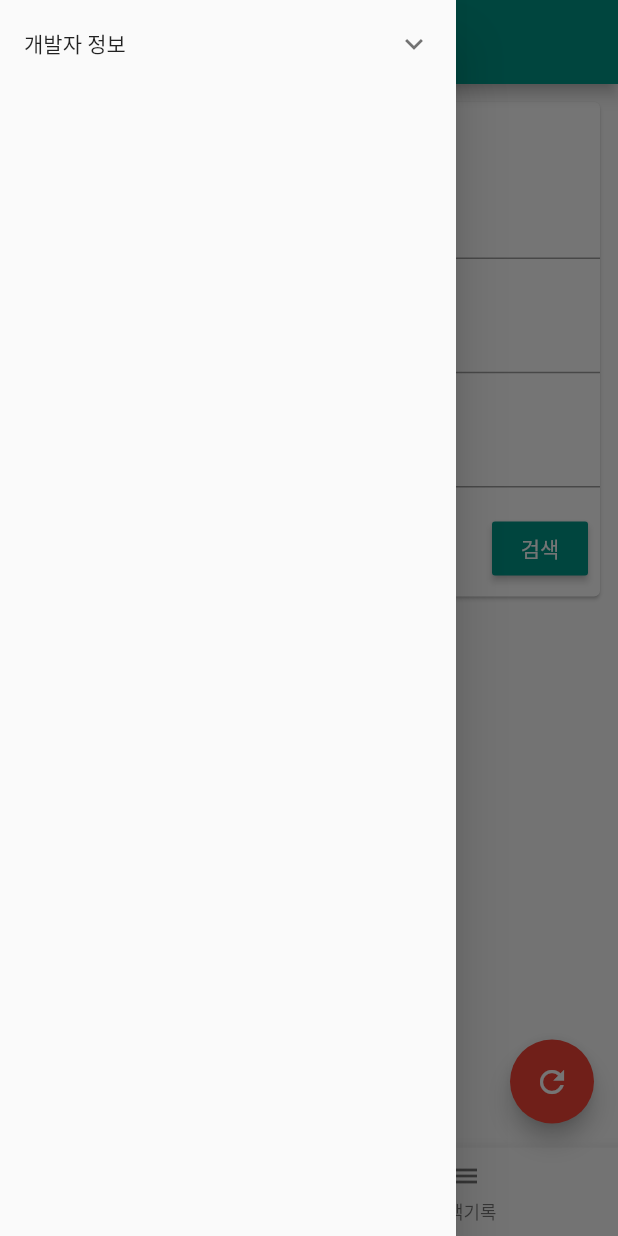
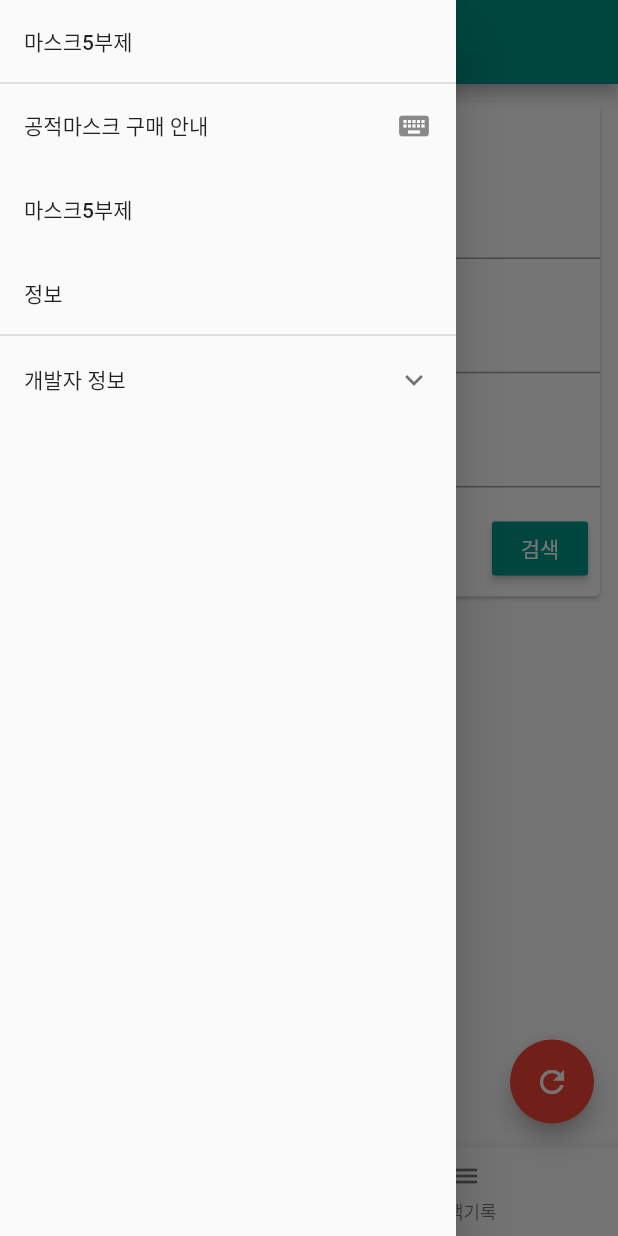
Before and after one commit to JAICHANGPARK/flutter_korea_covid_19, a Flutter app: the screen it shows after launch, with the side drawer open, on a phone screen of 412 x 824 dp. Run offline on Flutter 3.47's test engine with Material 2 defaults, Android fonts, the phone set to English and light mode, and no system bars; our stand-ins replace firebase_remote_config, google_fonts, hive, shared_preferences, webview_flutter; accounts and stored records are empty; network calls fail.

```diff
--- a/lib/main.dart
+++ b/lib/main.dart
@@ -136,6 +136,27 @@ class _MyHomePageState extends State<MyHomePage> {
       drawer: Drawer(
         child: ListView(
           children: <Widget>[
+            ListTile(
+              title: Text('마스크5부제'),
+            ),
+            Divider(
+              height: 0,
+              thickness: 1.2,
+            ),
+            ListTile(
+              title: Text('공적마스크 구매 안내'),
+              trailing: Icon(Icons.keyboard),
+            ),
+            ListTile(
+              title: Text('마스크5부제'),
+            ),
+            ListTile(
+              title: Text('정보'),
+            ),
+            Divider(
+              height: 0,
+              thickness: 1.2,
+            ),
             ExpansionTile(
               title: Text("개발자 정보"),
               children: <Widget>[
@@ -153,6 +174,7 @@ class _MyHomePageState extends State<MyHomePage> {
                 ),
               ],
             ),
+
           ],
         ),
       ),
--- a/lib/ui/common/notification_item.dart
+++ b/lib/ui/common/notification_item.dart
@@ -1,4 +1,5 @@
 import 'package:flutter/material.dart';
+import 'package:google_fonts/google_fonts.dart';
 
 class NotificationItem extends StatelessWidget {
   @override
@@ -12,7 +13,10 @@ class NotificationItem extends StatelessWidget {
             crossAxisAlignment: CrossAxisAlignment.center,
             mainAxisAlignment: MainAxisAlignment.center,
             children: <Widget>[
-              Text("밤낮으로 고생하시는 우리나라 모든 약사님들께 감사의 인사를 드립니다."),
+              Text(
+                "우리나라 모든 약사님들께 감사의 인사를 드립니다.",
+                style: GoogleFonts.nanumPenScript(fontSize: 28),
+              ),
               Image.network(
                 "https://assets-ouch.icons8.com/thumb/676/f10310c4-3d7d-4e98-8541-1ea864393a04.png",
                 loadingBuilder: (BuildContext context, Widget child,
--- a/pubspec.yaml
+++ b/pubspec.yaml
@@ -27,6 +27,9 @@ dependencies:
   hive_flutter: ^0.3.0+2
   path_provider: any
   shared_preferences: ^0.5.6
+  google_fonts: any
+  webview_flutter: ^0.3.19+9
+
   firebase_remote_config: ^0.3.0+3
 
 dev_dependencies:
```
Also changed, not shown: lib/ui/screen/info_web_view_page.dart (added, +55 -0 lines), pubspec.lock.
